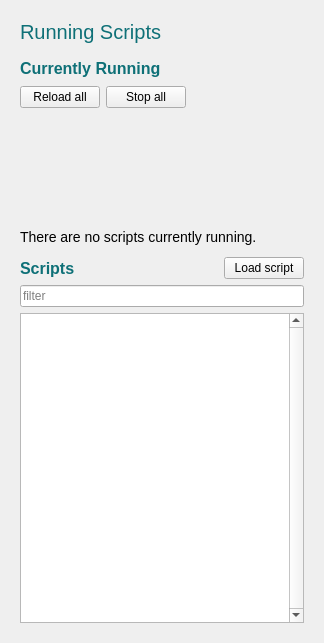
Qt form interface/ui/runningScriptsWidget.ui (vircadia/vircadia-native-core) before a commit.
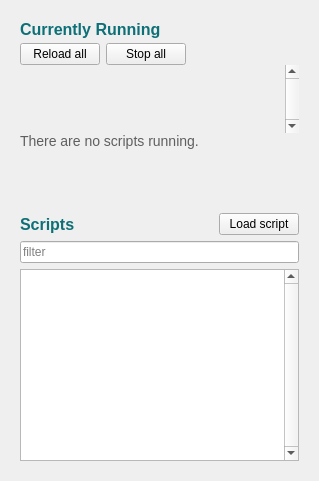
The same form after that commit.

Commit message: Update style of running scripts widget

What changed in the file:
```diff
--- a/interface/ui/runningScriptsWidget.ui
+++ b/interface/ui/runningScriptsWidget.ui
@@ -6,8 +6,8 @@
    <rect>
     <x>0</x>
     <y>0</y>
-    <width>324</width>
-    <height>643</height>
+    <width>319</width>
+    <height>481</height>
    </rect>
   </property>
   <property name="windowTitle">
@@ -29,57 +29,12 @@
    <property name="bottomMargin">
     <number>20</number>
    </property>
-   <item>
-    <widget class="QWidget" name="header" native="true">
-     <layout class="QHBoxLayout" name="horizontalLayout">
-      <property name="leftMargin">
-       <number>6</number>
-      </property>
-      <property name="topMargin">
-       <number>0</number>
-      </property>
-      <property name="rightMargin">
-       <number>6</number>
-      </property>
-      <item>
-       <widget class="QLabel" name="widgetTitle">
-        <property name="styleSheet">
-         <string notr="true">color: #0e7077;
-font-size: 20px;</string>
-        </property>
-        <property name="text">
-         <string>Running Scripts</string>
-        </property>
-        <property name="margin">
-         <number>0</number>
-        </property>
-        <property name="indent">
-         <number>-1</number>
-        </property>
-       </widget>
-      </item>
-      <item>
-       <spacer name="horizontalSpacer">
-        <property name="orientation">
-         <enum>Qt::Horizontal</enum>
-        </property>
-        <property name="sizeHint" stdset="0">
-         <size>
-          <width>40</width>
-          <height>20</height>
-         </size>
-        </property>
-       </spacer>
-      </item>
-     </layout>
-    </widget>
-   </item>
    <item>
     <widget class="QWidget" name="runningScriptsArea" native="true">
      <property name="sizePolicy">
-      <sizepolicy hsizetype="Preferred" vsizetype="Preferred">
+      <sizepolicy hsizetype="Preferred" vsizetype="Expanding">
        <horstretch>0</horstretch>
-       <verstretch>1</verstretch>
+       <verstretch>0</verstretch>
       </sizepolicy>
      </property>
      <property name="minimumSize">
@@ -157,7 +112,7 @@
         <property name="sizeHint" stdset="0">
          <size>
           <width>0</width>
-          <height>8</height>
+          <height>4</height>
          </size>
         </property>
        </spacer>
@@ -218,6 +173,12 @@
       </item>
       <item>
        <widget class="QWidget" name="widget_4" native="true">
+        <property name="sizePolicy">
+         <sizepolicy hsizetype="Preferred" vsizetype="Expanding">
+          <horstretch>0</horstretch>
+          <verstretch>0</verstretch>
+         </sizepolicy>
+        </property>
         <layout class="QVBoxLayout" name="verticalLayout_8">
          <property name="spacing">
           <number>0</number>
@@ -236,6 +197,12 @@
          </property>
          <item>
           <widget class="QScrollArea" name="runningScriptsList">
+           <property name="sizePolicy">
+            <sizepolicy hsizetype="Expanding" vsizetype="Preferred">
+             <horstretch>0</horstretch>
+             <verstretch>0</verstretch>
+            </sizepolicy>
+           </property>
            <property name="font">
             <font>
              <family>Helvetica,Arial,sans-serif</family>
@@ -252,11 +219,14 @@
             <number>0</number>
            </property>
            <property name="verticalScrollBarPolicy">
-            <enum>Qt::ScrollBarAsNeeded</enum>
+            <enum>Qt::ScrollBarAlwaysOn</enum>
            </property>
            <property name="horizontalScrollBarPolicy">
             <enum>Qt::ScrollBarAlwaysOff</enum>
            </property>
+           <property name="sizeAdjustPolicy">
+            <enum>QAbstractScrollArea::AdjustToContents</enum>
+           </property>
            <property name="widgetResizable">
             <bool>true</bool>
            </property>
@@ -303,14 +273,20 @@
          </item>
          <item>
           <widget class="QLabel" name="noRunningScriptsLabel">
+           <property name="sizePolicy">
+            <sizepolicy hsizetype="Preferred" vsizetype="Minimum">
+             <horstretch>0</horstretch>
+             <verstretch>0</verstretch>
+            </sizepolicy>
+           </property>
            <property name="styleSheet">
-            <string notr="true">font: 14px;</string>
+            <string notr="true">font: 14px; color: #5f5f5f;</string>
            </property>
            <property name="text">
-            <string>There are no scripts currently running.</string>
+            <string>There are no scripts running.</string>
            </property>
            <property name="alignment">
-            <set>Qt::AlignLeading|Qt::AlignLeft|Qt::AlignVCenter</set>
+            <set>Qt::AlignLeading|Qt::AlignLeft|Qt::AlignTop</set>
            </property>
           </widget>
          </item>
@@ -325,15 +301,9 @@
      <property name="sizePolicy">
       <sizepolicy hsizetype="Preferred" vsizetype="Preferred">
        <horstretch>0</horstretch>
-       <verstretch>2</verstretch>
+       <verstretch>0</verstretch>
       </sizepolicy>
      </property>
-     <property name="minimumSize">
-      <size>
-       <width>0</width>
-       <height>300</height>
-      </size>
-     </property>
      <layout class="QVBoxLayout" name="verticalLayout">
       <property name="spacing">
        <number>0</number>
@@ -352,6 +322,12 @@
       </property>
       <item>
        <widget class="QWidget" name="widget" native="true">
+        <property name="sizePolicy">
+         <sizepolicy hsizetype="Preferred" vsizetype="Maximum">
+          <horstretch>0</horstretch>
+          <verstretch>0</verstretch>
+         </sizepolicy>
+        </property>
         <layout class="QHBoxLayout" name="horizontalLayout_2">
          <property name="spacing">
           <number>0</number>
@@ -432,6 +408,12 @@
          </item>
          <item>
           <widget class="QListView" name="scriptListView">
+           <property name="sizePolicy">
+            <sizepolicy hsizetype="Expanding" vsizetype="Expanding">
+             <horstretch>0</horstretch>
+             <verstretch>0</verstretch>
+            </sizepolicy>
+           </property>
            <property name="verticalScrollBarPolicy">
             <enum>Qt::ScrollBarAlwaysOn</enum>
            </property>
```
Left out of the diff: 5 changed lines with no effect on the pictures.
